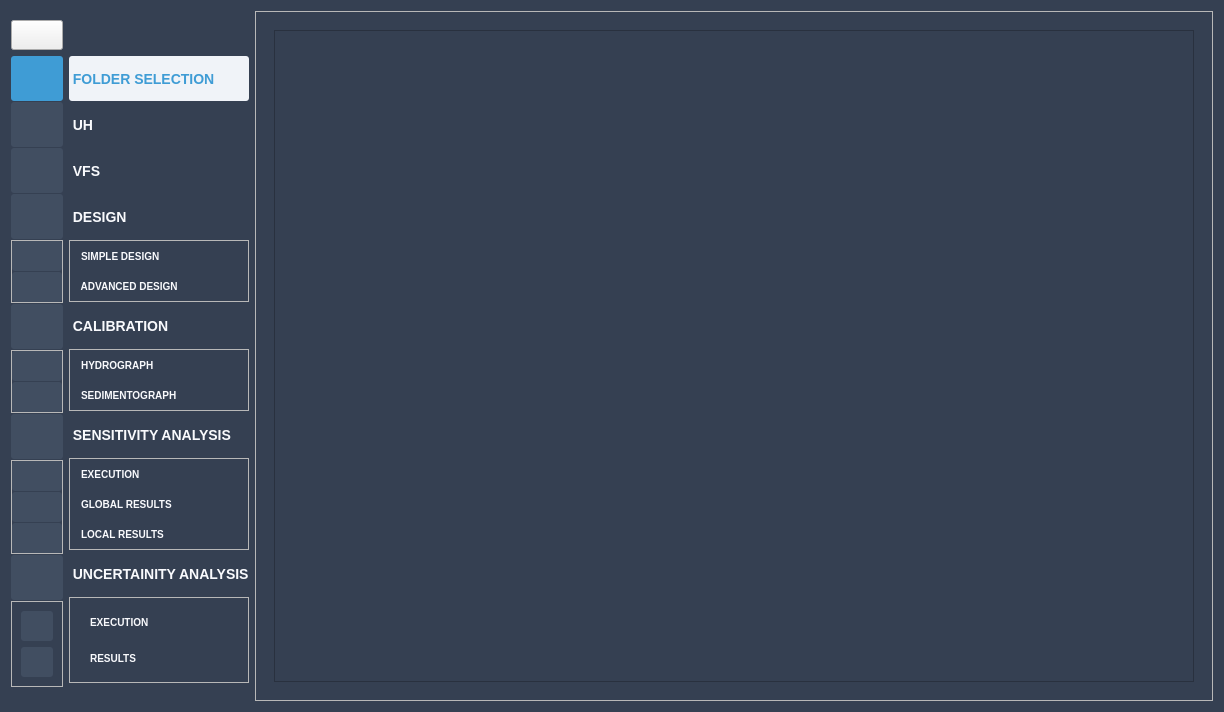
Old version of the form ui/Qvfsmod_dialog_base.ui in the repository Inigobarbe/VFSMOD-GUI.
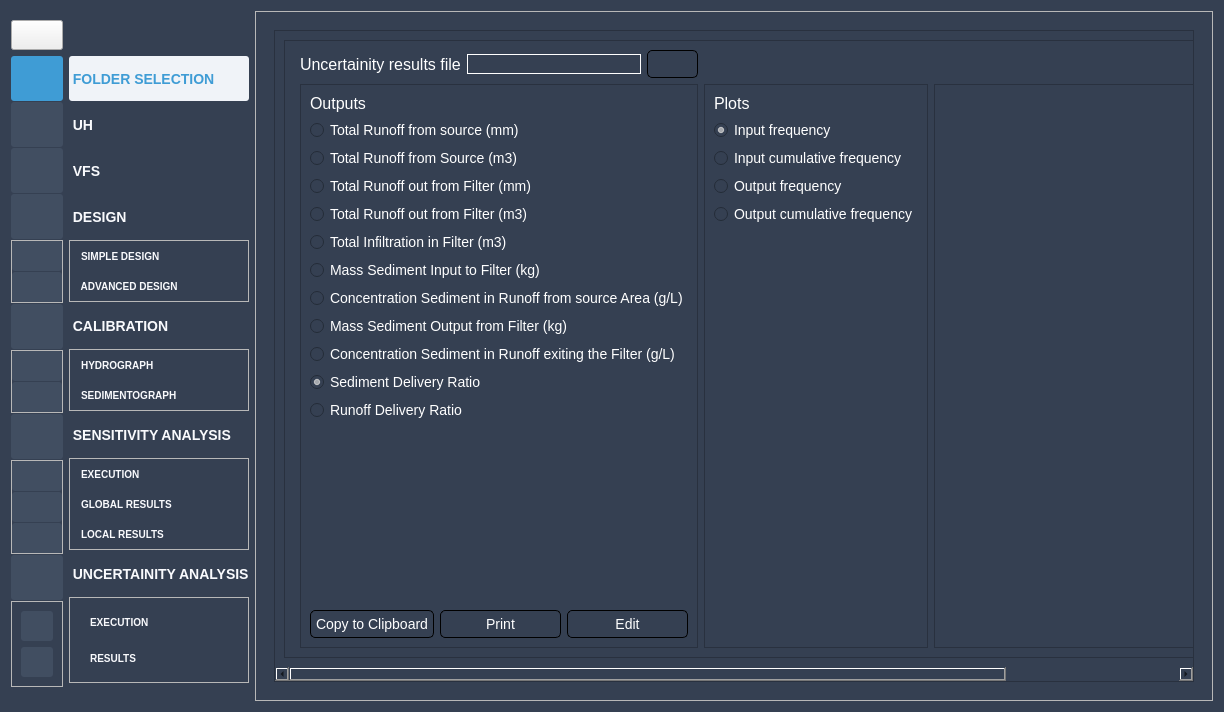
New version of the form. The open tabs and pages were chosen to show the change. Icons and pictures are not drawn.

Diff of the .ui file:
```diff
--- a/ui/Qvfsmod_dialog_base.ui
+++ b/ui/Qvfsmod_dialog_base.ui
@@ -7749,10 +7749,271 @@
               <rect>
                <x>0</x>
                <y>0</y>
-               <width>886</width>
-               <height>614</height>
+               <width>1157</width>
+               <height>597</height>
               </rect>
              </property>
+             <layout class="QGridLayout" name="gridLayout_96">
+              <item row="0" column="0">
+               <widget class="QFrame" name="frame_71">
+                <property name="frameShape">
+                 <enum>QFrame::StyledPanel</enum>
+                </property>
+                <property name="frameShadow">
+                 <enum>QFrame::Raised</enum>
+                </property>
+                <layout class="QGridLayout" name="gridLayout_95">
+                 <item row="0" column="1">
+                  <layout class="QHBoxLayout" name="horizontalLayout_139">
+                   <item>
+                    <widget class="QLabel" name="label_143">
+                     <property name="text">
+                      <string>Uncertainity results file</string>
+                     </property>
+                    </widget>
+                   </item>
+                   <item>
+                    <widget class="QLineEdit" name="csv_results_uncertainity"/>
+                   </item>
+                   <item>
+                    <widget class="QPushButton" name="browse_uncertainity_csv">
+                     <property name="text">
+                      <string/>
+                     </property>
+                    </widget>
+                   </item>
+                  </layout>
+                 </item>
+                 <item row="1" column="1">
+                  <widget class="QFrame" name="frame_69">
+                   <property name="frameShape">
+                    <enum>QFrame::StyledPanel</enum>
+                   </property>
+                   <property name="frameShadow">
+                    <enum>QFrame::Raised</enum>
+                   </property>
+                   <layout class="QVBoxLayout" name="verticalLayout_17">
+                    <item>
+                     <widget class="QLabel" name="label_73">
+                      <property name="text">
+                       <string>Outputs</string>
+                      </property>
+                     </widget>
+                    </item>
+                    <item>
+                     <widget class="QRadioButton" name="runoff_source_mm_4">
+                      <property name="text">
+                       <string>Total Runoff from source (mm)</string>
+                      </property>
+                     </widget>
+                    </item>
+                    <item>
+                     <widget class="QRadioButton" name="runoff_source_m3_4">
+                      <property name="text">
+                       <string>Total Runoff from Source (m3)</string>
+                      </property>
+                     </widget>
+                    </item>
+                    <item>
+                     <widget class="QRadioButton" name="runoff_filter_mm_4">
+                      <property name="text">
+                       <string>Total Runoff out from Filter (mm)</string>
+                      </property>
+                     </widget>
+                    </item>
+                    <item>
+                     <widget class="QRadioButton" name="runoff_filter_m3_4">
+                      <property name="text">
+                       <string>Total Runoff out from Filter (m3)</string>
+                      </property>
+                     </widget>
+                    </item>
+                    <item>
+                     <widget class="QRadioButton" name="infiltration_filter_m3_4">
+                      <property name="text">
+                       <string>Total Infiltration in Filter (m3)</string>
+                      </property>
+                     </widget>
+                    </item>
+                    <item>
+                     <widget class="QRadioButton" name="sediment_input_4">
+                      <property name="text">
+                       <string>Mass Sediment Input to Filter (kg)</string>
+                      </property>
+                     </widget>
+                    </item>
+                    <item>
+                     <widget class="QRadioButton" name="concentration_sediment_4">
+                      <property name="text">
+                       <string>Concentration Sediment in Runoff from source Area (g/L)</string>
+                      </property>
+                     </widget>
+                    </item>
+                    <item>
+                     <widget class="QRadioButton" name="sediment_output_4">
+                      <property name="text">
+                       <string>Mass Sediment Output from Filter (kg)</string>
+                      </property>
+                     </widget>
+                    </item>
+                    <item>
+                     <widget class="QRadioButton" name="sediment_runoff_exit_4">
+                      <property name="text">
+                       <string>Concentration Sediment in Runoff exiting the Filter (g/L)</string>
+                      </property>
+                     </widget>
+                    </item>
+                    <item>
+                     <widget class="QRadioButton" name="sediment_delivery_4">
+                      <property name="text">
+                       <string>Sediment Delivery Ratio</string>
+                      </property>
+                      <property name="checked">
+                       <bool>true</bool>
+                      </property>
+                     </widget>
+                    </item>
+                    <item>
+                     <widget class="QRadioButton" name="runoff_delivery_4">
+                      <property name="text">
+                       <string>Runoff Delivery Ratio</string>
+                      </property>
+                     </widget>
+                    </item>
+                    <item>
+                     <spacer name="verticalSpacer_15">
+                      <property name="orientation">
+                       <enum>Qt::Vertical</enum>
+                      </property>
+                      <property name="sizeHint" stdset="0">
+                       <size>
+                        <width>20</width>
+                        <height>40</height>
+                       </size>
+                      </property>
+                     </spacer>
+                    </item>
+                    <item>
+                     <layout class="QHBoxLayout" name="horizontalLayout_138">
+                      <item>
+                       <widget class="QPushButton" name="pushButton_33">
+                        <property name="text">
+                         <string>Copy to Clipboard</string>
+                        </property>
+                       </widget>
+                      </item>
+                      <item>
+                       <widget class="QPushButton" name="pushButton_34">
+                        <property name="text">
+                         <string>Print</string>
+                        </property>
+                       </widget>
+                      </item>
+                      <item>
+                       <widget class="QPushButton" name="pushButton_35">
+                        <property name="text">
+                         <string>Edit</string>
+                        </property>
+                       </widget>
+                      </item>
+                     </layout>
+                    </item>
+                   </layout>
+                  </widget>
+                 </item>
+                 <item row="1" column="3">
+                  <widget class="QFrame" name="frame_68">
+                   <property name="minimumSize">
+                    <size>
+                     <width>460</width>
+                     <height>0</height>
+                    </size>
+                   </property>
+                   <property name="frameShape">
+                    <enum>QFrame::StyledPanel</enum>
+                   </property>
+                   <property name="frameShadow">
+                    <enum>QFrame::Raised</enum>
+                   </property>
+                  </widget>
+                 </item>
+                 <item row="1" column="2">
+                  <widget class="QFrame" name="frame_70">
+                   <property name="frameShape">
+                    <enum>QFrame::StyledPanel</enum>
+                   </property>
+                   <property name="frameShadow">
+                    <enum>QFrame::Raised</enum>
+                   </property>
+                   <layout class="QVBoxLayout" name="verticalLayout_22">
+                    <item>
+                     <widget class="QLabel" name="label_74">
+                      <property name="text">
+                       <string>Plots</string>
+                      </property>
+                     </widget>
+                    </item>
+                    <item>
+                     <widget class="QRadioButton" name="input_uncertainity">
+                      <property name="text">
+                       <string>Input frequency</string>
+                      </property>
+                      <property name="checked">
+                       <bool>true</bool>
+                      </property>
+                     </widget>
+                    </item>
+                    <item>
+                     <widget class="QRadioButton" name="input_uncertainity_cumulative">
+                      <property name="text">
+                       <string>Input cumulative frequency</string>
+                      </property>
+                     </widget>
+                    </item>
+                    <item>
+                     <widget class="QRadioButton" name="output_uncertainity">
+                      <property name="text">
+                       <string>Output frequency</string>
+                      </property>
+                     </widget>
+                    </item>
+                    <item>
+                     <widget class="QRadioButton" name="output_uncertainity_cumulative">
+                      <property name="text">
+                       <string>Output cumulative frequency</string>
+                      </property>
+                     </widget>
+                    </item>
+                    <item>
+                     <spacer name="verticalSpacer_16">
+                      <property name="orientation">
+                       <enum>Qt::Vertical</enum>
+                      </property>
+                      <property name="sizeHint" stdset="0">
+                       <size>
+                        <width>20</width>
+                        <height>40</height>
+                       </size>
+                      </property>
+                     </spacer>
+                    </item>
+                   </layout>
+                  </widget>
+                 </item>
+                 <item row="1" column="0">
+                  <widget class="QFrame" name="inputs_uncertainity">
+                   <property name="frameShape">
+                    <enum>QFrame::StyledPanel</enum>
+                   </property>
+                   <property name="frameShadow">
+                    <enum>QFrame::Raised</enum>
+                   </property>
+                  </widget>
+                 </item>
+                </layout>
+               </widget>
+              </item>
+             </layout>
             </widget>
            </widget>
           </item>
```
Left out of the diff: 2 changed lines with no effect on the pictures.
